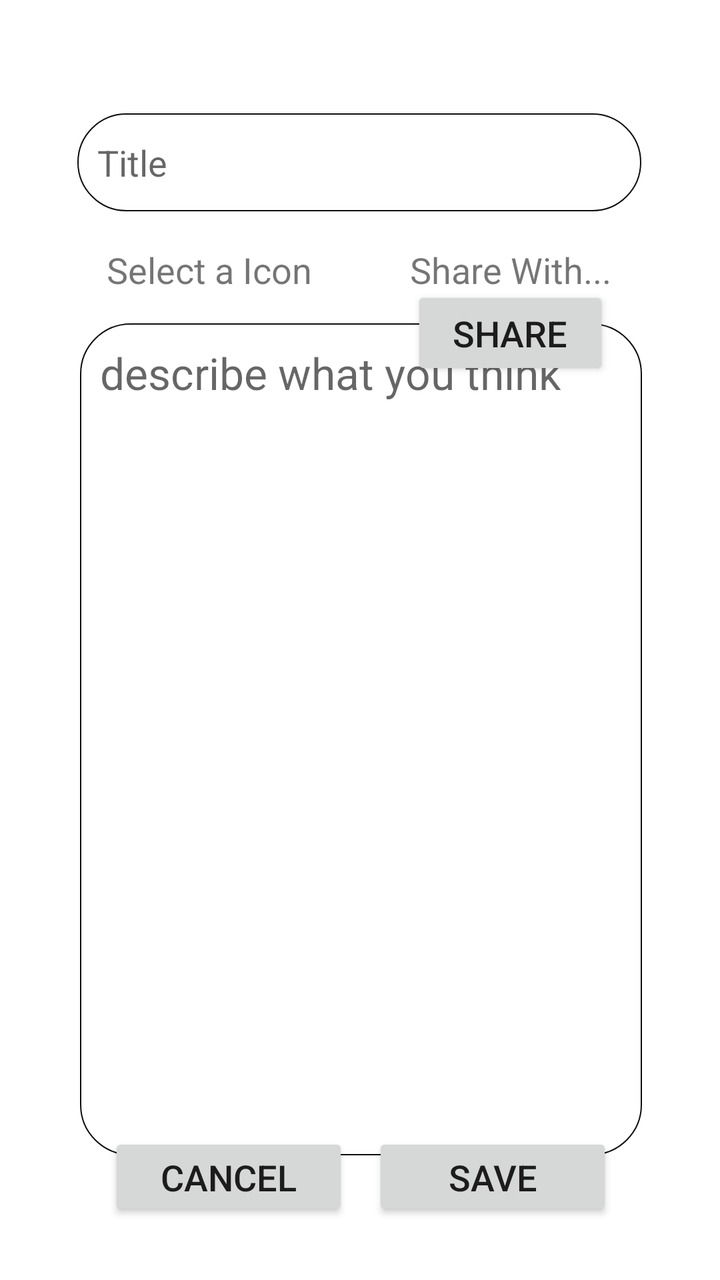
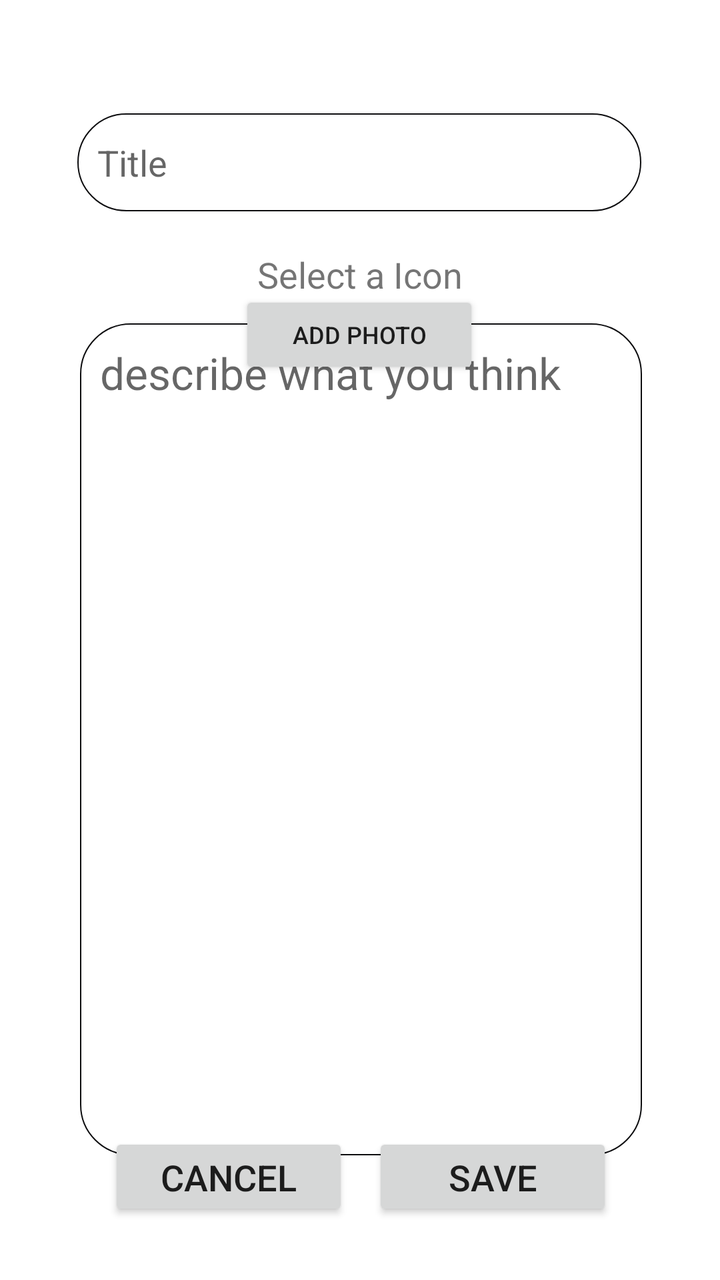

Two renders of the same Android screen: before a commit and after it. Below are the layout's source before the change and the commit's diff.
<!-- AndroidManifest.xml: application theme Theme.SyncList -->
<!-- res/layout/activity_add_note.xml -->
<?xml version="1.0" encoding="utf-8"?>
<androidx.constraintlayout.widget.ConstraintLayout xmlns:android="http://schemas.android.com/apk/res/android"
    xmlns:app="http://schemas.android.com/apk/res-auto"
    xmlns:tools="http://schemas.android.com/tools"
    android:id="@+id/main"
    android:layout_width="match_parent"
    android:layout_height="match_parent"
    tools:context=".AddNoteActivity">

    <EditText
        android:id="@+id/txtTitle"
        android:layout_width="282dp"
        android:layout_height="49dp"
        android:ems="10"
        android:inputType="text"
        android:hint="@string/title"
        android:textAlignment="center"
        android:background="@drawable/edittext_background"
        app:layout_constraintBottom_toBottomOf="parent"
        app:layout_constraintEnd_toEndOf="parent"
        app:layout_constraintHorizontal_bias="0.496"
        app:layout_constraintStart_toStartOf="parent"
        app:layout_constraintTop_toTopOf="parent"
        app:layout_constraintVertical_bias="0.096" />

    <TextView
        android:id="@+id/txtShareWith"
        android:layout_width="wrap_content"
        android:layout_height="wrap_content"
        android:text="@string/shareWith"
        android:textSize="18sp"
        app:layout_constraintBottom_toBottomOf="parent"
        app:layout_constraintEnd_toEndOf="parent"
        app:layout_constraintHorizontal_bias="0.79"
        app:layout_constraintStart_toStartOf="parent"
        app:layout_constraintTop_toTopOf="parent"
        app:layout_constraintVertical_bias="0.199" />

    <TextView
        android:id="@+id/txtIcon"
        android:layout_width="wrap_content"
        android:layout_height="wrap_content"
        android:text="@string/iconSelect"
        android:textSize="18sp"
        app:layout_constraintBottom_toBottomOf="parent"
        app:layout_constraintEnd_toEndOf="parent"
        app:layout_constraintHorizontal_bias="0.207"
        app:layout_constraintStart_toStartOf="parent"
        app:layout_constraintTop_toTopOf="parent"
        app:layout_constraintVertical_bias="0.199" />

    <Button
        android:id="@+id/btnShare"
        android:layout_width="99dp"
        android:layout_height="47dp"
        android:text="@string/btnShare"
        android:textSize="18sp"
        app:cornerRadius="55dp"
        app:layout_constraintBottom_toBottomOf="parent"
        app:layout_constraintEnd_toEndOf="parent"
        app:layout_constraintHorizontal_bias="0.788"
        app:layout_constraintStart_toStartOf="parent"
        app:layout_constraintTop_toTopOf="parent"
        app:layout_constraintVertical_bias="0.241" />

    <Spinner
        android:id="@+id/spinIcon"
        android:layout_width="94dp"
        android:layout_height="24dp"
        android:spinnerMode="dropdown"
        app:layout_constraintBottom_toBottomOf="parent"
        app:layout_constraintEnd_toEndOf="parent"
        app:layout_constraintHorizontal_bias="0.201"
        app:layout_constraintStart_toStartOf="parent"
        app:layout_constraintTop_toTopOf="parent"
        app:layout_constraintVertical_bias="0.248" />

    <EditText
        android:id="@+id/multTxtDescription"
        android:layout_width="281dp"
        android:layout_height="416dp"
        android:ems="10"
        android:gravity="start|top"
        android:inputType="textMultiLine"
        android:hint="@string/descNote"
        android:textSize="22sp"
        android:background="@drawable/edittext_background"
        app:layout_constraintBottom_toBottomOf="parent"
        app:layout_constraintEnd_toEndOf="parent"
        app:layout_constraintHorizontal_bias="0.507"
        app:layout_constraintStart_toStartOf="parent"
        app:layout_constraintTop_toTopOf="parent"
        app:layout_constraintVertical_bias="0.721" />

    <Button
        android:id="@+id/btnCancelAddNote"
        android:layout_width="120dp"
        android:layout_height="44dp"
        android:text="@string/btnCancel"
        android:textSize="18sp"
        app:cornerRadius="40dp"
        app:layout_constraintBottom_toBottomOf="parent"
        app:layout_constraintEnd_toEndOf="parent"
        app:layout_constraintHorizontal_bias="0.226"
        app:layout_constraintStart_toStartOf="parent"
        app:layout_constraintTop_toTopOf="parent"
        app:layout_constraintVertical_bias="0.95" />

    <Button
        android:id="@+id/btnSaveAddNote"
        android:layout_width="120dp"
        android:layout_height="44dp"
        android:text="@string/btnSave"
        android:textSize="18sp"
        app:cornerRadius="40dp"
        app:layout_constraintBottom_toBottomOf="parent"
        app:layout_constraintEnd_toEndOf="parent"
        app:layout_constraintHorizontal_bias="0.776"
        app:layout_constraintStart_toStartOf="parent"
        app:layout_constraintTop_toTopOf="parent"
        app:layout_constraintVertical_bias="0.95" />

</androidx.constraintlayout.widget.ConstraintLayout>
<!-- resources referenced by this layout -->
<resources>
  <!-- drawable edittext_background (drawable) -->
  <?xml version="1.0" encoding="utf-8"?>
  <shape xmlns:android="http://schemas.android.com/apk/res/android">
          <solid android:color="#FFFFFF"/>
          <stroke
              android:width="2px"
              android:color="#0d0d0f"/>
          <corners android:radius="25dp"/>
          <padding
              android:left="10dp"
              android:top="10dp"
              android:right="10dp"
              android:bottom="10dp"/>
  </shape>
  <string name="btnCancel">Cancel</string>
  <string name="btnSave">Save</string>
  <string name="btnShare">Share</string>
  <string name="descNote">describe what you think</string>
  <string name="iconSelect">Select a Icon</string>
  <string name="shareWith">Share With...</string>
  <string name="title">Title</string>
  <style name="Theme.SyncList" parent="Base.Theme.SyncList" />
  <style name="Base.Theme.SyncList" parent="Theme.MaterialComponents.DayNight.DarkActionBar">
          
          
      </style>
</resources>

<!-- the commit's change to res/layout/activity_add_note.xml (unified diff, before → after) -->
@@ -24,19 +24,6 @@
         app:layout_constraintVertical_bias="0.096" />
 
     <TextView
-        android:id="@+id/txtShareWith"
-        android:layout_width="wrap_content"
-        android:layout_height="wrap_content"
-        android:text="@string/shareWith"
-        android:textSize="18sp"
-        app:layout_constraintBottom_toBottomOf="parent"
-        app:layout_constraintEnd_toEndOf="parent"
-        app:layout_constraintHorizontal_bias="0.79"
-        app:layout_constraintStart_toStartOf="parent"
-        app:layout_constraintTop_toTopOf="parent"
-        app:layout_constraintVertical_bias="0.199" />
-
-    <TextView
         android:id="@+id/txtIcon"
         android:layout_width="wrap_content"
         android:layout_height="wrap_content"
@@ -44,36 +31,23 @@
         android:textSize="18sp"
         app:layout_constraintBottom_toBottomOf="parent"
         app:layout_constraintEnd_toEndOf="parent"
-        app:layout_constraintHorizontal_bias="0.207"
         app:layout_constraintStart_toStartOf="parent"
         app:layout_constraintTop_toTopOf="parent"
-        app:layout_constraintVertical_bias="0.199" />
+        app:layout_constraintVertical_bias="0.203" />
 
     <Button
-        android:id="@+id/btnShare"
-        android:layout_width="99dp"
-        android:layout_height="47dp"
-        android:text="@string/btnShare"
-        android:textSize="18sp"
-        app:cornerRadius="55dp"
+        android:id="@+id/btnAddPhoto"
+        android:layout_width="120dp"
+        android:layout_height="44dp"
+        android:text="@string/addPhoto"
+        android:textSize="12sp"
+        app:cornerRadius="40dp"
         app:layout_constraintBottom_toBottomOf="parent"
         app:layout_constraintEnd_toEndOf="parent"
-        app:layout_constraintHorizontal_bias="0.788"
+        app:layout_constraintHorizontal_bias="0.498"
         app:layout_constraintStart_toStartOf="parent"
         app:layout_constraintTop_toTopOf="parent"
-        app:layout_constraintVertical_bias="0.241" />
-
-    <Spinner
-        android:id="@+id/spinIcon"
-        android:layout_width="94dp"
-        android:layout_height="24dp"
-        android:spinnerMode="dropdown"
-        app:layout_constraintBottom_toBottomOf="parent"
-        app:layout_constraintEnd_toEndOf="parent"
-        app:layout_constraintHorizontal_bias="0.201"
-        app:layout_constraintStart_toStartOf="parent"
-        app:layout_constraintTop_toTopOf="parent"
-        app:layout_constraintVertical_bias="0.248" />
+        app:layout_constraintVertical_bias="0.244" />
 
     <EditText
         android:id="@+id/multTxtDescription"
<!-- resource entries referenced after the edit -->
@@ -14,12 +14,11 @@
               android:right="10dp"
               android:bottom="10dp"/>
   </shape>
+  <string name="addPhoto">Add Photo</string>
   <string name="btnCancel">Cancel</string>
   <string name="btnSave">Save</string>
-  <string name="btnShare">Share</string>
   <string name="descNote">describe what you think</string>
   <string name="iconSelect">Select a Icon</string>
-  <string name="shareWith">Share With...</string>
   <string name="title">Title</string>
   <style name="Theme.SyncList" parent="Base.Theme.SyncList" />
   <style name="Base.Theme.SyncList" parent="Theme.MaterialComponents.DayNight.DarkActionBar">
